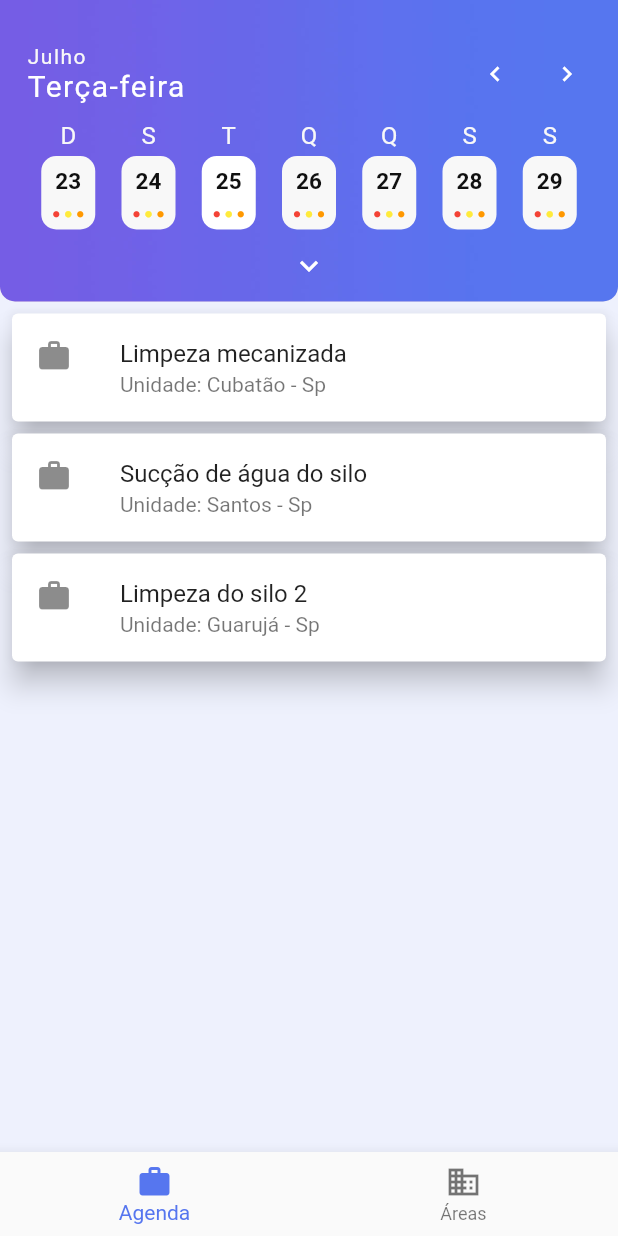
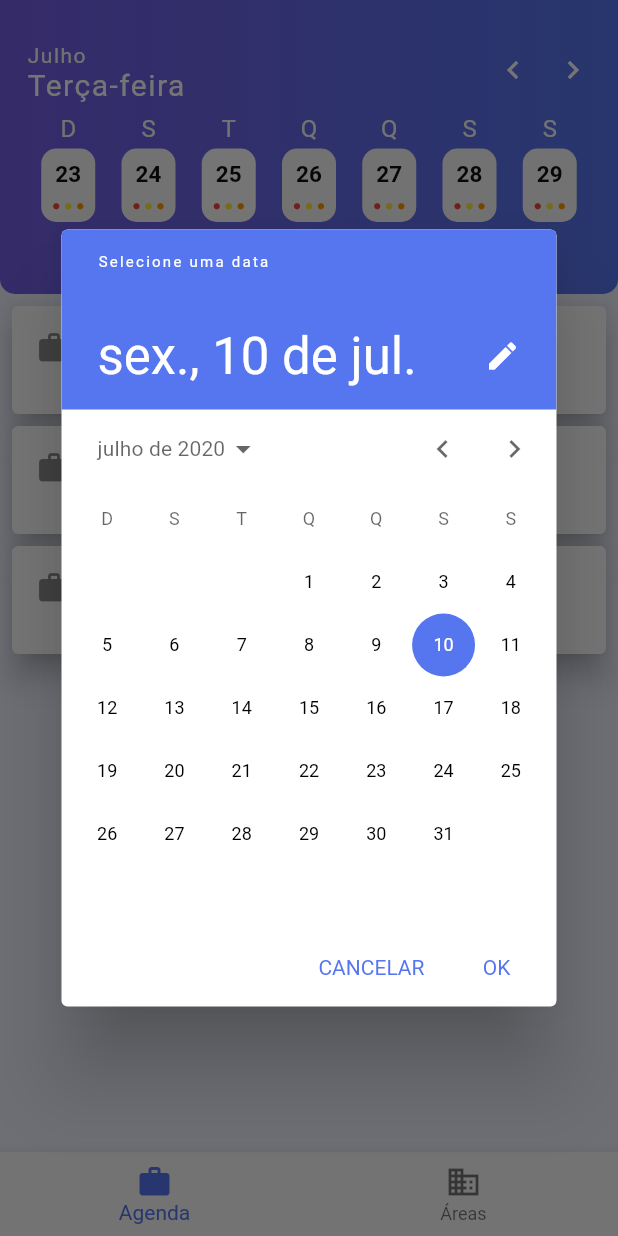
Before and after one commit to GabrielCotrim/smart_rdo, a Flutter app: the screen it shows after launch, after a tap on the "keyboard arrow down" icon, on a phone screen of 412 x 824 dp. Run offline on Flutter 3.47's test engine with Material 2 defaults, Android fonts, the phone set to English and light mode, and no system bars; our stand-ins replace image_picker.

Commit message:
master - Separa calendario

```diff
--- a/lib/widgets/calendario.dart
+++ b/lib/widgets/calendario.dart
@@ -1,18 +1,17 @@
 import 'package:flutter/cupertino.dart';
 import 'package:flutter/material.dart';
-import '../assets.dart';
+import 'package:intl/intl.dart';
+import 'package:smart_rdo/app/app_theme.dart';
 
-class Calendario extends StatefulWidget{
+class Calendario extends StatefulWidget {
+  final DateFormat _dateFormat = DateFormat('dd/MM/yyyy');
 
-  Map<String,List<int>> _mesDias = {
-    'Julho':[1, 2, 3, 4, 5, 6, 7, 8, 9, 10, 11, 12, 13, 14, 15, 16, 17, 18, 19, 20 ],
-  };
   @override
   State<Calendario> createState() => _CalendarioState();
 }
 
-class _CalendarioState extends State<Calendario>{
-
+class _CalendarioState extends State<Calendario> {
+  DateTime _dataSelecionada = DateTime.now();
 
   @override
   Widget build(BuildContext context) {
@@ -23,10 +22,9 @@ class _CalendarioState extends State<Calendario>{
         right: 10.0,
       ),
       decoration: BoxDecoration(
-        color: Color(0xffffe4d4),
-        image: DecorationImage(
-          fit: BoxFit.fill,
-          image: AssetImage(banner),
+        color: Color(0xff5676ef),
+        gradient: LinearGradient(
+          colors: [Color(0xff755de5), Color(0xff5676ef),],
         ),
         borderRadius: BorderRadius.only(
           bottomLeft: Radius.circular(10.0),
@@ -39,7 +37,10 @@ class _CalendarioState extends State<Calendario>{
             children: <Widget>[
               Expanded(
                 child: Padding(
-                  padding: EdgeInsets.only(left: 8.0,),
+                  padding: EdgeInsets.only(
+                    left: 8.0,
+                    top: 4.0,
+                  ),
                   child: Column(
                     crossAxisAlignment: CrossAxisAlignment.start,
                     children: <Widget>[
@@ -65,21 +66,43 @@ class _CalendarioState extends State<Calendario>{
                   ),
                 ),
               ),
-              IconButton(
-                iconSize: 20.0,
-                icon: Icon(
-                  Icons.chevron_left,
-                  color: Colors.white,
+              Card(
+                margin: EdgeInsets.all(2.0),
+                color: Colors.transparent,
+                shadowColor: Colors.transparent,
+                clipBehavior: Clip.antiAlias,
+                shape: CircleBorder(),
+                child: InkWell(
+                  splashColor: Color.fromRGBO(86, 119, 239, 50),
+                  highlightColor: Color.fromRGBO(66, 91, 187, 50),
+                  onTap: () {},
+                  child: Padding(
+                    padding: EdgeInsets.all(6.0),
+                    child: Icon(
+                      Icons.chevron_left,
+                      color: Colors.white,
+                    ),
+                  ),
                 ),
-                onPressed: () => {},
               ),
-              IconButton(
-                iconSize: 20.0,
-                icon: Icon(
-                  Icons.chevron_right,
-                  color: Colors.white,
+              Card(
+                margin: EdgeInsets.all(2.0),
+                color: Colors.transparent,
+                shadowColor: Colors.transparent,
+                clipBehavior: Clip.antiAlias,
+                shape: CircleBorder(),
+                child: InkWell(
+                  splashColor: Color.fromRGBO(86, 119, 239, 50),
+                  highlightColor: Color.fromRGBO(66, 91, 187, 50),
+                  onTap: () {},
+                  child: Padding(
+                    padding: EdgeInsets.all(6.0),
+                    child: Icon(
+                      Icons.chevron_right,
+                      color: Colors.white,
+                    ),
+                  ),
                 ),
-                onPressed: () => {},
               ),
             ],
           ),
@@ -99,7 +122,9 @@ class _CalendarioState extends State<Calendario>{
             ),
           ),
           FlatButton(
-            onPressed: () { /*TODO SHOW THE CALENDAR */},
+            onPressed: () {
+              _mostreCalendario();
+            },
             shape: CircleBorder(),
             padding: const EdgeInsets.all(0.0),
             child: Icon(
@@ -110,6 +135,26 @@ class _CalendarioState extends State<Calendario>{
         ],
       ),
     );
+  }
+
+  Future _mostreCalendario(){
+    return showDatePicker(
+      context: context,
+      initialDate: _dataSelecionada,
+      helpText: 'Selecione uma data',
+      firstDate: DateTime(2000),
+      lastDate: DateTime(9999),
+      builder: (BuildContext context, Widget child) {
+        return Theme(
+          data: AppTheme.datePickerTheme,
+          child: child,
+        );
+      },
+    ).then((data) {
+      if (data != null) {
+        setState(() => _dataSelecionada = data);
+      }
+    });
   }
 
   Widget columnActivities(String sigla, String day, {bool opacity = true}) {
@@ -128,7 +173,7 @@ class _CalendarioState extends State<Calendario>{
             margin: EdgeInsets.only(top: 4.0),
             decoration: BoxDecoration(
               color:
-              opacity ? Color.fromRGBO(248, 248, 248, 85.0) : Colors.white,
+                  opacity ? Color.fromRGBO(248, 248, 248, 85.0) : Colors.white,
               borderRadius: BorderRadius.circular(10.0),
             ),
             child: rowActivities(day),
@@ -204,5 +249,4 @@ class _CalendarioState extends State<Calendario>{
       ],
     );
   }
-
 }
```
